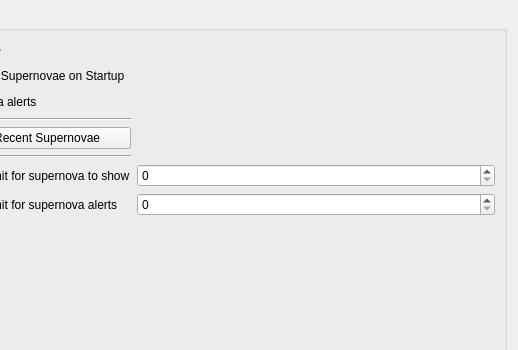
Before: the Qt Designer form kstars/options/opssupernovae.ui in KDE/kstars, drawn with Qt 5; both pictures show x 137 to 655 and y 0 to 350 of the 655 by 521 pixel window.
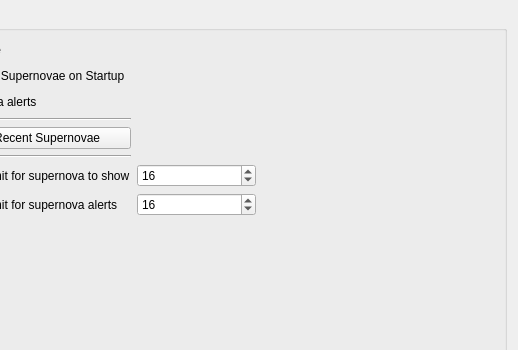
After: the same form once the commit is applied.

Commit message: Minor changes to supernovae options UI. Set default magnitude limit for both supernovae and supernovae alerts to be shown to 16.0.

Patch:
```diff
--- a/kstars/options/opssupernovae.ui
+++ b/kstars/options/opssupernovae.ui
@@ -21,6 +21,19 @@
        <layout class="QVBoxLayout" name="verticalLayout_3">
         <item>
          <layout class="QGridLayout" name="gridLayout_2">
+          <item row="6" column="3">
+           <spacer name="horizontalSpacer_2">
+            <property name="orientation">
+             <enum>Qt::Horizontal</enum>
+            </property>
+            <property name="sizeHint" stdset="0">
+             <size>
+              <width>40</width>
+              <height>20</height>
+             </size>
+            </property>
+           </spacer>
+          </item>
           <item row="0" column="0">
            <widget class="QCheckBox" name="kcfg_ShowSupernovae">
             <property name="enabled">
@@ -90,6 +103,9 @@
             <property name="maximum">
              <double>30.000000000000000</double>
             </property>
+            <property name="value">
+             <double>16.000000000000000</double>
+            </property>
            </widget>
           </item>
           <item row="7" column="1">
@@ -100,6 +116,9 @@
             <property name="maximum">
              <double>30.000000000000000</double>
             </property>
+            <property name="value">
+             <double>16.000000000000000</double>
+            </property>
            </widget>
           </item>
           <item row="4" column="0">
@@ -135,6 +154,19 @@
             </property>
            </spacer>
           </item>
+          <item row="6" column="2">
+           <spacer name="horizontalSpacer_3">
+            <property name="orientation">
+             <enum>Qt::Horizontal</enum>
+            </property>
+            <property name="sizeHint" stdset="0">
+             <size>
+              <width>40</width>
+              <height>20</height>
+             </size>
+            </property>
+           </spacer>
+          </item>
          </layout>
         </item>
        </layout>
```
